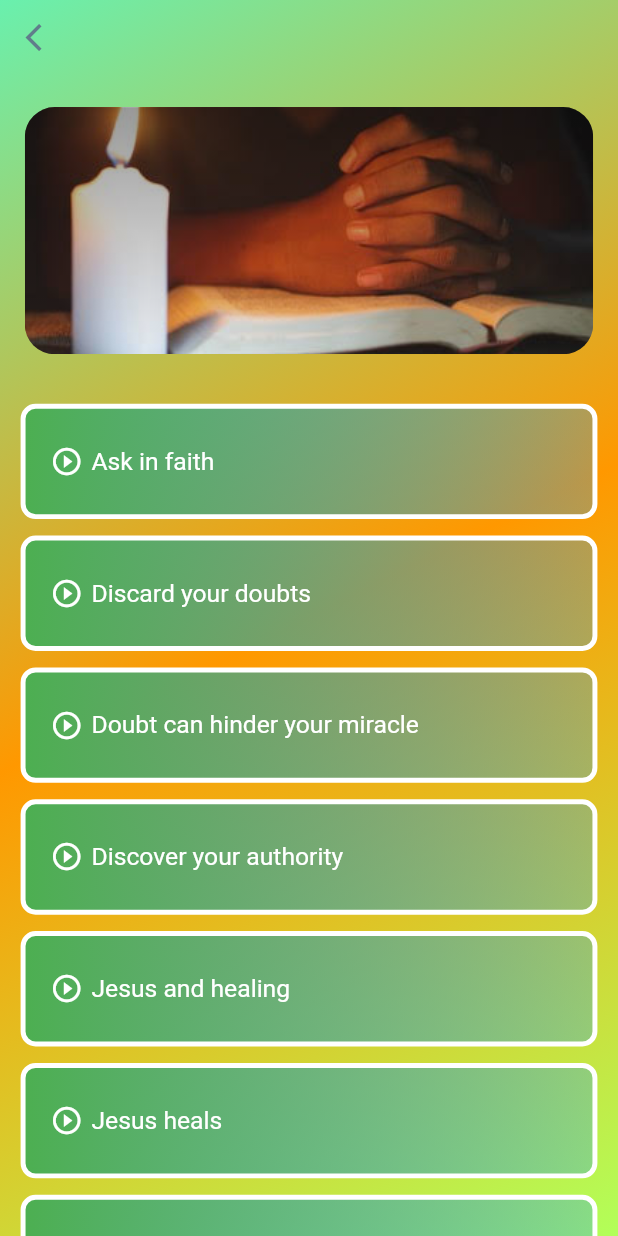
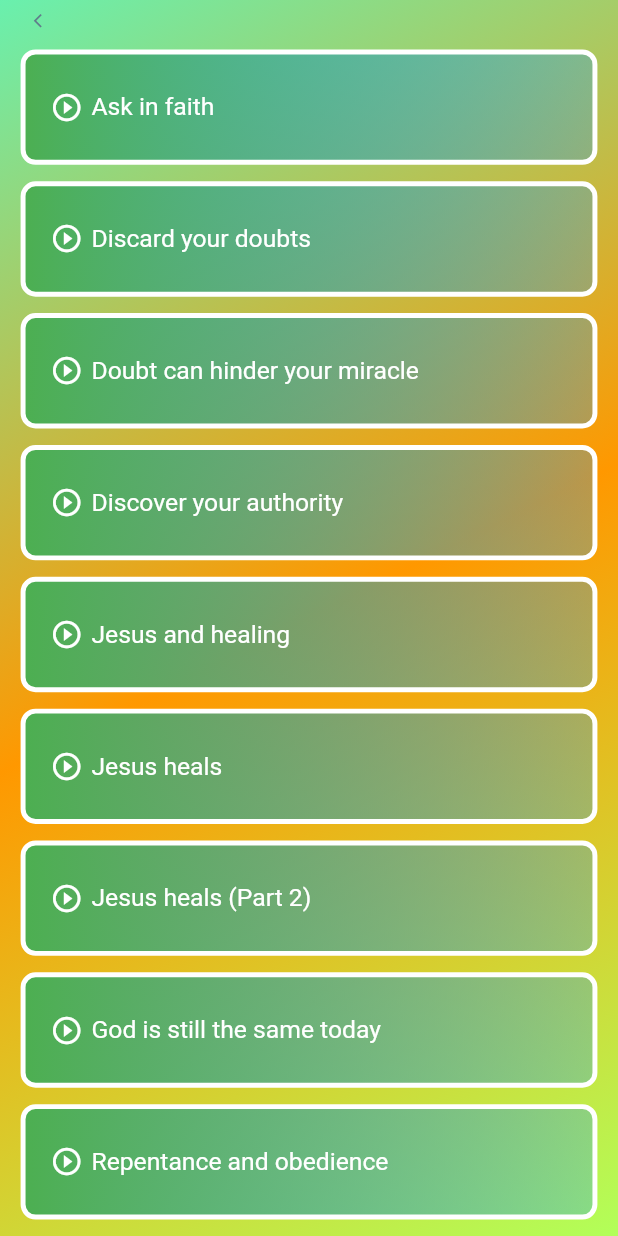
Before and after one commit to igbokwenu/deep-breath, a Flutter app: the FaithScreen screen opened directly, on a phone screen of 412 x 824 dp. Run offline on Flutter 3.47's test engine with Material 2 defaults, Android fonts, the phone set to English and light mode, and no system bars; our stand-ins replace animate_do, delayed_display, flutter_staggered_animations, get, just_audio, package_info_plus and 2 more; missing offline and left inert: audio_session.

Commit message:
More UI adjustments

```diff
--- a/lib/screens/home/components/anxiety.dart
+++ b/lib/screens/home/components/anxiety.dart
@@ -75,6 +75,7 @@ class AnxietyScreen extends StatelessWidget {
         body: SafeArea(
           child: SingleChildScrollView(
             child: AnimationLimiter(
+              child: Center(
                 child: Column(
                   crossAxisAlignment: CrossAxisAlignment.center,
                   children: AnimationConfiguration.toStaggeredList(
@@ -230,6 +231,7 @@ class AnxietyScreen extends StatelessWidget {
             ),
           ),
         ),
+      ),
     );
   }
 }
--- a/lib/screens/home/components/faith.dart
+++ b/lib/screens/home/components/faith.dart
@@ -57,14 +57,14 @@ class FaithScreen extends StatelessWidget {
       child: Scaffold(
         backgroundColor: Colors.transparent,
         appBar: AppBar(
-          toolbarHeight: getProportionateScreenWidth(45),
+          toolbarHeight: getProportionateScreenWidth(20),
           elevation: 0,
           backgroundColor: Colors.transparent,
           leading: IconButton(
             icon: Icon(
               Icons.arrow_back_ios,
               color: Colors.blueGrey,
-              size: getProportionateScreenWidth(20),
+              size: getProportionateScreenWidth(10),
             ),
             onPressed: () {
               Get.off(() => ResponsiveHome());
@@ -74,6 +74,7 @@ class FaithScreen extends StatelessWidget {
         body: SafeArea(
           child: SingleChildScrollView(
             child: AnimationLimiter(
+              child: Center(
                 child: Column(
                   children: AnimationConfiguration.toStaggeredList(
                     duration: const Duration(milliseconds: 600),
@@ -84,7 +85,7 @@ class FaithScreen extends StatelessWidget {
                       ),
                     ),
                     children: [
-                    HomeTopBanner(),
+                      //HomeTopBanner(),
                       ScriptureList(
                         text: a,
                         press: () {
@@ -228,6 +229,7 @@ class FaithScreen extends StatelessWidget {
             ),
           ),
         ),
+      ),
     );
   }
 }
--- a/lib/screens/home/components/healing.dart
+++ b/lib/screens/home/components/healing.dart
@@ -52,7 +52,7 @@ class HealingScreen extends StatelessWidget {
     VoidCallback press = () {
       Get.off(() => HealingScreen());
     };
-    final currentWidth = MediaQuery.of(context).size.width;
+    //final currentWidth = MediaQuery.of(context).size.width;
     return Container(
       decoration: backGroundGradient(),
       child: Scaffold(
@@ -65,7 +65,7 @@ class HealingScreen extends StatelessWidget {
             icon: Icon(
               Icons.arrow_back_ios,
               color: Colors.blueGrey,
-              size: getProportionateScreenWidth(15),
+              size: getProportionateScreenWidth(10),
             ),
             onPressed: () {
               Get.off(() => ResponsiveHome());
--- a/lib/screens/home/desktop_home.dart
+++ b/lib/screens/home/desktop_home.dart
@@ -245,7 +245,7 @@ class _DesktopHomeState extends State<DesktopHome> {
           context: context,
           type: AlertType.none,
           title: "We look forward to your mail",
-          desc: "deepbreath@skylinefuturistic.com",
+          desc: "alanholly@placeholder.com",
           style: AlertStyle(
             titleStyle: TextStyle(
               fontSize: getProportionateScreenWidth(15),
--- a/lib/screens/home/home.dart
+++ b/lib/screens/home/home.dart
@@ -137,7 +137,7 @@ class _MobileHomeState extends State<MobileHome> {
                         onTap: () {
                           Alert(
                             context: context,
-                            title: "Date: Coming Soon",
+                            title: "Coming Soon",
                             desc: "Topic: ",
                             content: Column(
                               children: [
```
Also changed, not shown: lib/screens/audio_player/audio_player.dart (+9 -2 lines), lib/screens/home/components/salvation.dart (+5 -3 lines), 1 other file. Lines whose indentation alone changed are shown as unchanged.
